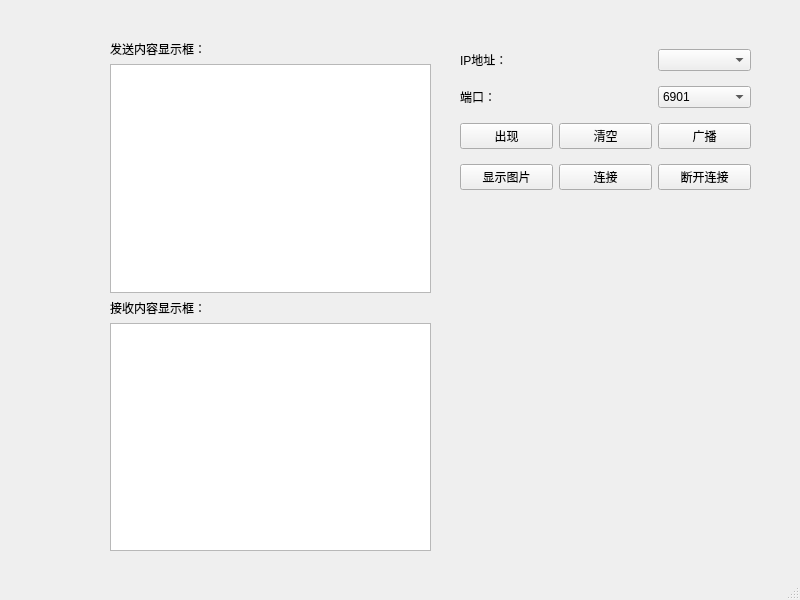
Above: QT/udpTest/mainwindow.ui from MenXianWe/QT before the change. Below: the same form after it.
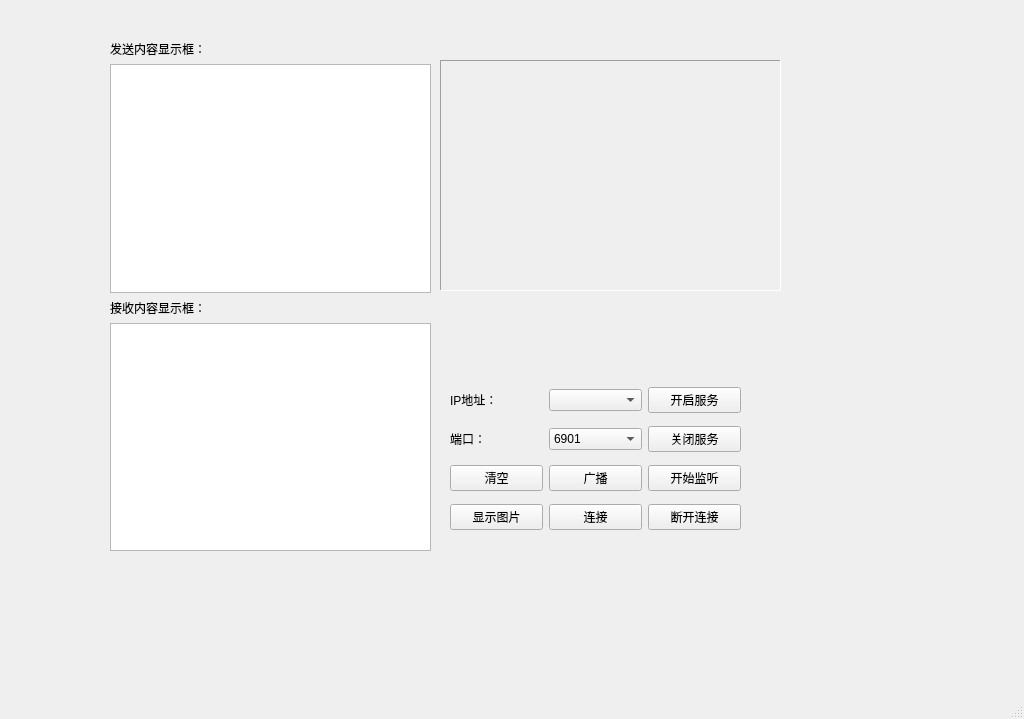
That is the form after the change.

Commit message: 解析图片，显示报警信息

Diff of the .ui file:
```diff
--- a/QT/udpTest/mainwindow.ui
+++ b/QT/udpTest/mainwindow.ui
@@ -6,8 +6,8 @@
    <rect>
     <x>0</x>
     <y>0</y>
-    <width>800</width>
-    <height>600</height>
+    <width>1024</width>
+    <height>719</height>
    </rect>
   </property>
   <property name="windowTitle">
@@ -49,45 +49,66 @@
    <widget class="QWidget" name="layoutWidget">
     <property name="geometry">
      <rect>
-      <x>460</x>
-      <y>40</y>
+      <x>450</x>
+      <y>380</y>
       <width>291</width>
       <height>161</height>
      </rect>
     </property>
     <layout class="QGridLayout" name="gridLayout">
-     <item row="2" column="2">
-      <widget class="QPushButton" name="sendPushButton">
-       <property name="text">
-        <string>广播</string>
-       </property>
-      </widget>
-     </item>
-     <item row="0" column="2">
-      <widget class="QComboBox" name="ipComboBox"/>
-     </item>
      <item row="1" column="0">
-      <widget class="QLabel" name="label_2">
-       <property name="text">
-        <string>端口：</string>
-       </property>
-      </widget>
-     </item>
-     <item row="0" column="0">
       <widget class="QLabel" name="label">
        <property name="text">
         <string>IP地址：</string>
        </property>
       </widget>
      </item>
+     <item row="4" column="0">
+      <widget class="QPushButton" name="showPixPushButton">
+       <property name="text">
+        <string>显示图片</string>
+       </property>
+      </widget>
+     </item>
+     <item row="1" column="1">
+      <widget class="QComboBox" name="ipComboBox"/>
+     </item>
+     <item row="3" column="0">
+      <widget class="QPushButton" name="pushButton_2">
+       <property name="text">
+        <string>清空</string>
+       </property>
+      </widget>
+     </item>
+     <item row="1" column="2">
+      <widget class="QPushButton" name="openAlarmPushButton">
+       <property name="text">
+        <string>开启服务</string>
+       </property>
+      </widget>
+     </item>
      <item row="3" column="1">
-      <widget class="QPushButton" name="connectPushButton">
+      <widget class="QPushButton" name="sendPushButton">
        <property name="text">
-        <string>连接</string>
+        <string>广播</string>
+       </property>
+      </widget>
+     </item>
+     <item row="2" column="2">
+      <widget class="QPushButton" name="closeSerivePushButton">
+       <property name="text">
+        <string>关闭服务</string>
        </property>
       </widget>
      </item>
      <item row="3" column="2">
+      <widget class="QPushButton" name="alarmPushButton">
+       <property name="text">
+        <string>开始监听</string>
+       </property>
+      </widget>
+     </item>
+     <item row="4" column="2">
       <widget class="QPushButton" name="disconnectPushButton">
        <property name="text">
         <string>断开连接</string>
@@ -95,20 +116,6 @@
       </widget>
      </item>
      <item row="2" column="1">
-      <widget class="QPushButton" name="pushButton_2">
-       <property name="text">
-        <string>清空</string>
-       </property>
-      </widget>
-     </item>
-     <item row="3" column="0">
-      <widget class="QPushButton" name="showPixPushButton">
-       <property name="text">
-        <string>显示图片</string>
-       </property>
-      </widget>
-     </item>
-     <item row="1" column="2">
       <widget class="QComboBox" name="portComboBox">
        <item>
         <property name="text">
@@ -138,14 +145,40 @@
       </widget>
      </item>
      <item row="2" column="0">
-      <widget class="QPushButton" name="pushButton">
+      <widget class="QLabel" name="label_2">
        <property name="text">
-        <string>出现</string>
+        <string>端口：</string>
+       </property>
+      </widget>
+     </item>
+     <item row="4" column="1">
+      <widget class="QPushButton" name="connectPushButton">
+       <property name="text">
+        <string>连接</string>
        </property>
       </widget>
      </item>
     </layout>
    </widget>
+   <widget class="QLabel" name="imgLabel">
+    <property name="geometry">
+     <rect>
+      <x>440</x>
+      <y>60</y>
+      <width>341</width>
+      <height>231</height>
+     </rect>
+    </property>
+    <property name="frameShape">
+     <enum>QFrame::Panel</enum>
+    </property>
+    <property name="frameShadow">
+     <enum>QFrame::Sunken</enum>
+    </property>
+    <property name="text">
+     <string/>
+    </property>
+   </widget>
   </widget>
   <widget class="QMenuBar" name="menubar">
    <property name="geometry">
```
Left out of the diff: 2 changed lines with no effect on the pictures. The commit also changes 5 other files.
